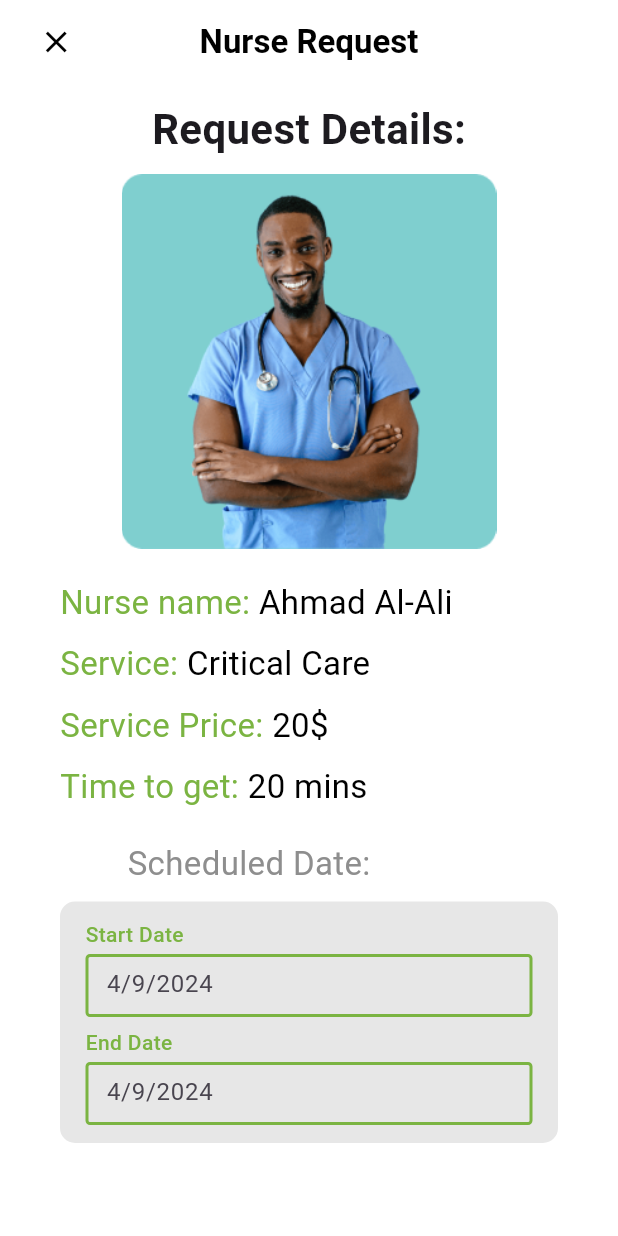
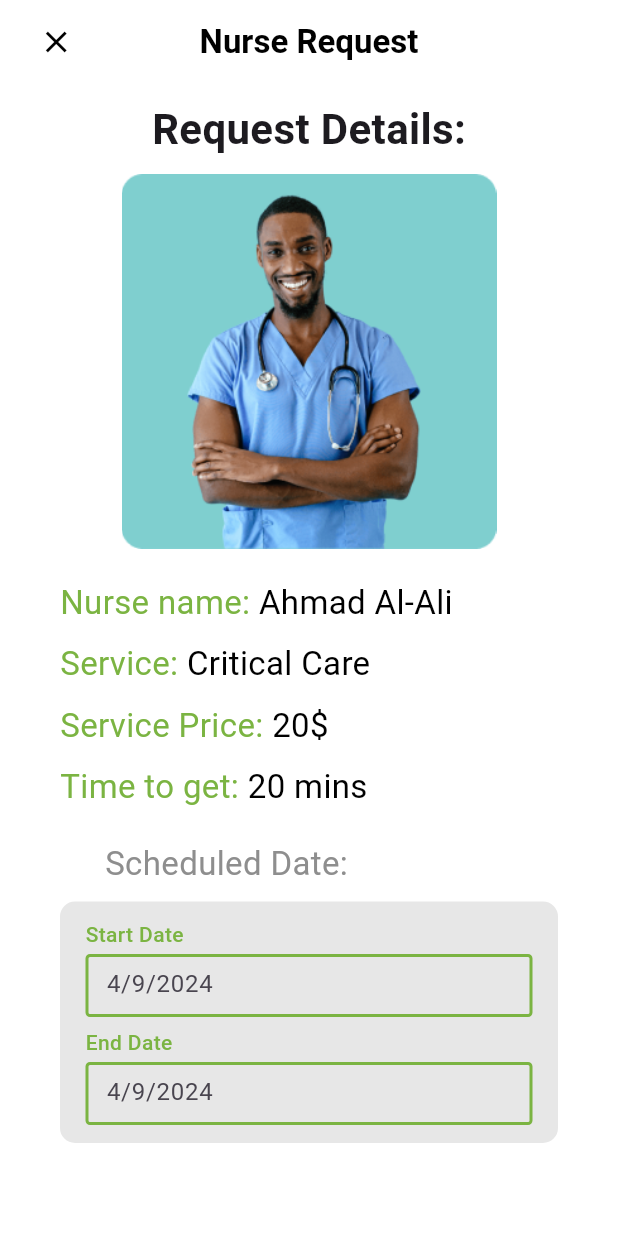
Before and after one commit to ZouheirN/nurse-app, a Flutter app: the ScheduledRequestDetailsPage screen opened by its route, on a phone screen of 412 x 824 dp. Run offline on Flutter 3.47's test engine with Material 3 defaults, Android fonts, the phone set to English and light mode, and no system bars; our stand-ins replace dropdown_button2, intl_phone_field, shared_preferences; accounts and stored records are empty.

Commit message:
Change path

```diff
--- a/lib/pages/scheduled_request_details_page.dart
+++ b/lib/pages/user/scheduled_request_details_page.dart
@@ -76,7 +76,7 @@ class ScheduledRequestDetailsPage extends StatelessWidget {
 
             const SizedBox(height: 20),
             const Padding(
-              padding: EdgeInsets.only(right: 80),
+              padding: EdgeInsets.only(right: 110),
               child: Text(
                 'Scheduled Date:',
                 style: TextStyle(
```
Also changed, not shown: lib/main.dart (+11 -11 lines), lib/pages/user/navbar.dart (renamed from lib/pages/navbar.dart, +4 -4 lines), lib/pages/user/notification_page.dart (renamed from lib/pages/notification_page.dart, +6 -2 lines), lib/pages/user/history_page.dart (renamed from lib/pages/history_page.dart), lib/pages/user/home_page.dart (renamed from lib/pages/home_page.dart), lib/pages/user/immediate_request_details_page.dart (renamed from lib/pages/immediate_request_details_page.dart), lib/pages/user/immediate_request_page.dart (renamed from lib/pages/immediate_request_page.dart), lib/pages/user/login_page.dart (renamed from lib/pages/login_page.dart), lib/pages/user/make_appointment_page.dart (renamed from lib/pages/make_appointment_page.dart), lib/pages/user/pending_page.dart (renamed from lib/pages/pending_page.dart), lib/pages/user/settings_page.dart (renamed from lib/pages/settings_page.dart), lib/pages/user/signup_page.dart (renamed from lib/pages/signup_page.dart), lib/pages/user/social_profiles_page.dart (renamed from lib/pages/social_profiles_page.dart), lib/pages/user/splash_screen.dart (renamed from lib/pages/splash_screen.dart), 1 more files.
